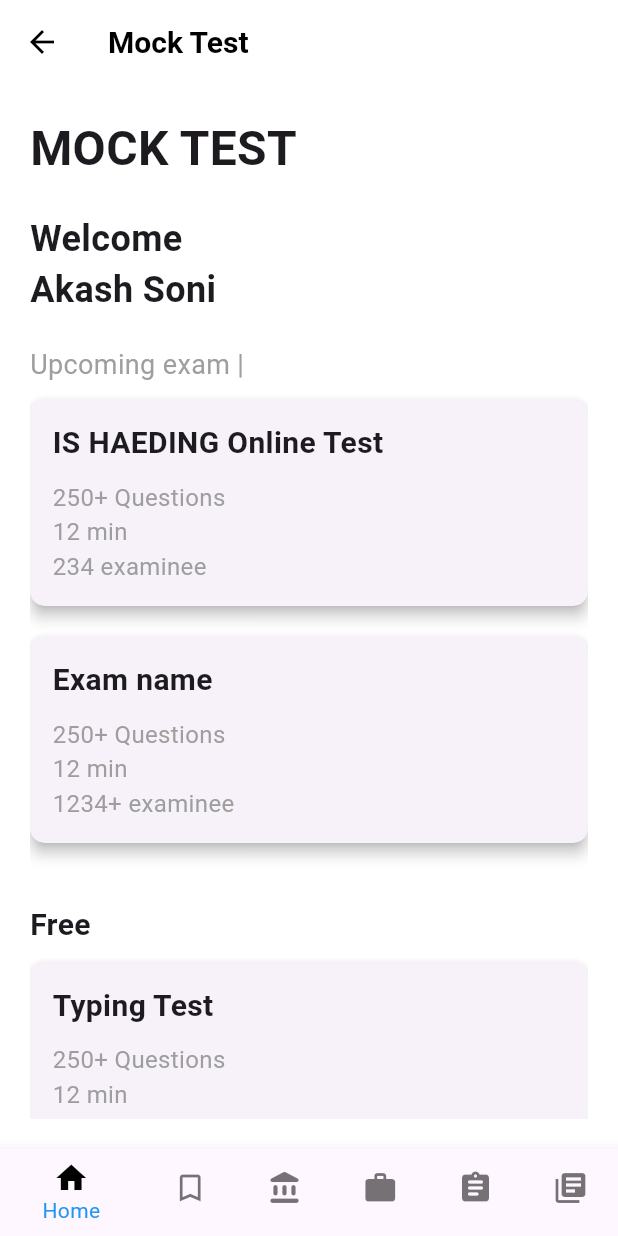
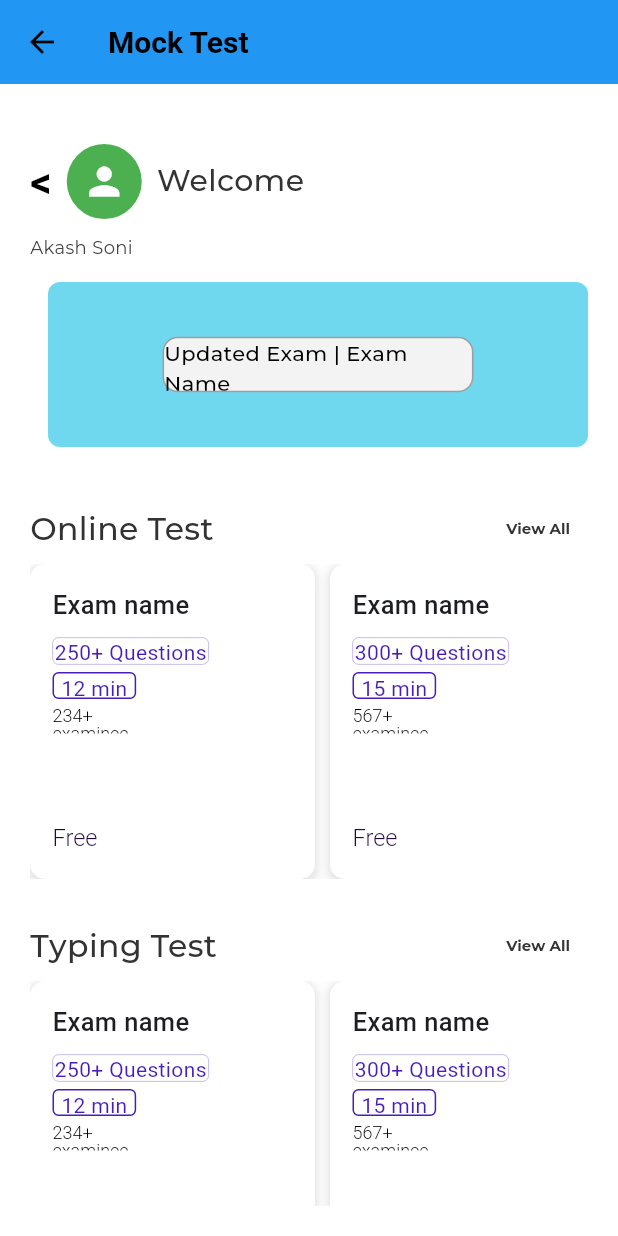
Before and after one commit to mediatechtemple/india-sakari-app, a Flutter app: the MockTestPage screen opened by its route, on a phone screen of 412 x 824 dp. Run offline on Flutter 3.47's test engine with Material 3 defaults, Android fonts, the phone set to English and light mode, and no system bars; our stand-ins replace carousel_slider, firebase_core, firebase_crashlytics, firebase_messaging, get, google_fonts; accounts and stored records are empty; Roboto replaces fonts that are missing (Kanit).

```diff
--- a/lib/main.dart
+++ b/lib/main.dart
@@ -10,7 +10,7 @@ import 'package:indiasarkarinaukri/themes/light_theme.dart';
 import 'package:indiasarkarinaukri/utils/notification_page.dart';
 import 'package:indiasarkarinaukri/viewmodels/theme_viewmodel.dart';
 import 'package:indiasarkarinaukri/views/HomeScreen.dart';
-import 'package:indiasarkarinaukri/views/mocktest.dart';
+import 'package:indiasarkarinaukri/views/library.dart';
 import 'package:firebase_core/firebase_core.dart';
 import 'package:firebase_crashlytics/firebase_crashlytics.dart';
 
--- a/lib/routes/app_routes.dart
+++ b/lib/routes/app_routes.dart
@@ -3,7 +3,7 @@ import 'package:get/get_navigation/src/routes/get_route.dart';
 import '../views/advertise_with_us.dart';
 import '../utils/notification_page.dart';
 import '../views/HomeScreen.dart';
-import '../views/mocktest.dart';
+import '/views/mocktest.dart';
 
 class AppRoutes {
   static const String home = '/';
--- a/lib/viewmodels/TabControllerViewModel.dart
+++ b/lib/viewmodels/TabControllerViewModel.dart
@@ -23,6 +23,8 @@ class TabControllerViewModel extends GetxController {
       Get.offNamed(AppRoutes.mockTest);
 
     }else if (index == 5) {
+      Get.offNamed(AppRoutes.librarypage);
+
 
     }else  {
 
--- a/lib/views/mocktest.dart
+++ b/lib/views/mocktest.dart
@@ -1,142 +1,280 @@
 import 'package:flutter/material.dart';
-
-import 'CustomBottomNavBar.dart';
-
+import 'package:google_fonts/google_fonts.dart';
 
 class MockTestPage extends StatelessWidget {
+  const MockTestPage({super.key});
+
   @override
   Widget build(BuildContext context) {
     return Scaffold(
+      backgroundColor: Colors.white,
       appBar: AppBar(
-        title: Text('Mock Test'),
+        title: const Text('Mock Test'),
+        backgroundColor: Colors.blue,
       ),
       body: Padding(
         padding: const EdgeInsets.all(20.0),
         child: ListView(
           children: [
-            // Main Heading
-            Text(
-              'MOCK TEST',
+            const SizedBox(height: 20),
+
+            Row(
+              children: [
+                const Text(
+                  '<',
                   style: TextStyle(
-                fontSize: 32,
+                    fontSize: 28,
                     fontWeight: FontWeight.bold,
+                    color: Colors.black,
                   ),
                 ),
-            SizedBox(height: 20),
-
-            // Subheading: Welcome Akash Soni
-            Text(
-              'Welcome\nAkash Soni',
-              style: TextStyle(
-                fontSize: 24,
-                fontWeight: FontWeight.bold,
+                const SizedBox(width: 10),
+                Container(
+                  width: 50,
+                  height: 50,
+                  decoration: const BoxDecoration(
+                    shape: BoxShape.circle,
+                    color: Colors.green,
+                  ),
+                  child: const Icon(
+                    Icons.person,
+                    color: Colors.white,
+                    size: 30,
                   ),
                 ),
-            SizedBox(height: 20),
-
-            // Upcoming Exam Heading
+                const SizedBox(width: 10),
                 Text(
-              'Upcoming exam |',
-              style: TextStyle(
-                fontSize: 18,
-                color: Colors.grey,
-              ),
-            ),
-            SizedBox(height: 10),
-
-            // Exam Name & Details
-            buildExamCard(
-              'IS HAEDING Online Test',
-              '250+ Questions',
-              '12 min',
-              '234 examinee',
-            ),
-            buildExamCard(
-              'Exam name',
-              '250+ Questions',
-              '12 min',
-              '1234+ examinee',
-            ),
-            SizedBox(height: 20),
-
-            // Free Section
-            Text(
-              'Free',
-              style: TextStyle(
+                  'Welcome',
+                  style: GoogleFonts.montserrat(
                     fontSize: 20,
-                fontWeight: FontWeight.bold,
-              ),
-            ),
-            SizedBox(height: 10),
-
-            buildExamCard(
-              'Typing Test',
-              '250+ Questions',
-              '12 min',
-              '234+ examinee',
-            ),
-            SizedBox(height: 20),
-
-            // View All Button
-            Center(
-              child: ElevatedButton(
-                onPressed: () {
-                  // Add your action here
-                },
-                child: Text('View all'),
+                    fontWeight: FontWeight.w500,
+                    color: const Color(0xFF333333),
                   ),
                 ),
               ],
             ),
+
+            const SizedBox(height: 10),
+            Text(
+              'Akash Soni',
+              textAlign: TextAlign.left,
+              style: GoogleFonts.montserrat(
+                fontSize: 12,
+                fontWeight: FontWeight.w400,
+                color: const Color(0xFF404040),
               ),
-        bottomNavigationBar: CustomBottomNavBar()
+            ),
+
+            const SizedBox(height: 15),
+
+            // Light Blue Rectangle Box containing "Updated Exam | Exam Name"
+            Container(
+              width: 337,
+              height: 110,
+              margin: const EdgeInsets.only(left: 12),
+              decoration: BoxDecoration(
+                color: const Color(0xFF6FD8EF),
+                borderRadius: BorderRadius.circular(8),
+              ),
+              alignment: Alignment.center,
+              child: Container(
+                width: 207.22,
+                height: 36.86,
+                decoration: BoxDecoration(
+                  color: const Color(0xFFF3F3F4),
+                  borderRadius: BorderRadius.circular(10),
+                  border: Border.all(color: Colors.grey, width: 1),
+                ),
+                alignment: Alignment.center,
+                child: Text(
+                  'Updated Exam | Exam Name',
+                  style: GoogleFonts.montserrat(
+                    fontSize: 14,
+                    fontWeight: FontWeight.w500,
+                    color: Colors.black,
+                  ),
+                ),
+              ),
+            ),
+
+            const SizedBox(height: 30),
+
+            buildSectionHeader(context, 'Online Test'),
+            buildExamRowWithSidebar('Exam name', 'Exam name'),
+
+            const SizedBox(height: 20),
+            buildSectionHeader(context, 'Typing Test'),
+            buildExamRowWithSidebar('Exam name', 'Exam name'),
+
+            const SizedBox(height: 20),
+            buildSectionHeader(context, 'Short Hand'),
+            buildExamRowWithSidebar('Exam name', 'Exam name'),
+
+            const SizedBox(height: 20),
+          ],
+        ),
+      ),
     );
   }
 
-  // Custom Widget to display each exam card
-  Widget buildExamCard(
-      String examName, String questionCount, String time, String examineeCount) {
-    return Card(
-      margin: EdgeInsets.only(bottom: 20),
-      elevation: 4.0,
-      shape: RoundedRectangleBorder(borderRadius: BorderRadius.circular(10)),
-      child: Padding(
-        padding: const EdgeInsets.all(15.0),
+  Widget buildSectionHeader(BuildContext context, String title) {
+    return Row(
+      mainAxisAlignment: MainAxisAlignment.spaceBetween,
+      children: [
+        Text(
+          title,
+          style: GoogleFonts.montserrat(
+            fontSize: 21,
+            fontWeight: FontWeight.w500,
+            color: const Color(0xFF333333),
+          ),
+        ),
+        TextButton(
+          onPressed: () {},
+          child: Text(
+            'View All',
+            style: GoogleFonts.montserrat(
+              fontSize: 10,
+              fontWeight: FontWeight.w700,
+              color: const Color(0xFF333333),
+              height: 1.0,
+              letterSpacing: 0.0,
+            ),
+          ),
+        ),
+      ],
+    );
+  }
+
+  Widget buildExamRowWithSidebar(String exam1, String exam2) {
+    return SingleChildScrollView(
+      scrollDirection: Axis.horizontal,
+      child: Row(
+        children: [
+          buildExamCard(exam1, '250+ Questions', '12 min', '234+ examinee'),
+          const SizedBox(width: 10),
+          buildExamCard(exam2, '300+ Questions', '15 min', '567+ examinee'),
+        ],
+      ),
+    );
+  }
+
+  Widget buildExamCard(String examName, String questionCount, String time, String examineeCount) {
+    return Container(
+      width: 190,
+      height: 210,
+      decoration: BoxDecoration(
+        color: Colors.white,
+        borderRadius: BorderRadius.circular(10),
+        boxShadow: [
+          BoxShadow(
+            color: Colors.black.withOpacity(0.1),
+            blurRadius: 4,
+            spreadRadius: 2,
+            offset: const Offset(0, 2),
+          ),
+        ],
+      ),
+      padding: const EdgeInsets.all(15),
       child: Column(
         crossAxisAlignment: CrossAxisAlignment.start,
         children: [
           Text(
             examName,
-              style: TextStyle(
-                fontSize: 20,
-                fontWeight: FontWeight.bold,
+            style: GoogleFonts.kanit(
+              fontSize: 17,
+              fontWeight: FontWeight.w500,
+              color: const Color(0xFF1D1E23),
             ),
           ),
-            SizedBox(height: 10),
-            Text(
+          const SizedBox(height: 10),
+
+          // Updated "Questions" with Border #471EBA
+          Container(
+            width: 104.17,
+            height: 18,
+            decoration: BoxDecoration(
+              border: Border.all(color: const Color(0xFF471EBA), width: 0.2),
+              borderRadius: BorderRadius.circular(4),
+            ),
+            alignment: Alignment.center,
+            child: Text(
               questionCount,
-              style: TextStyle(
-                fontSize: 16,
-                color: Colors.grey,
+              style: const TextStyle(
+                fontSize: 14,
+                color: Color(0xFF471EBA),
               ),
             ),
-            Text(
+          ),
+
+          const SizedBox(height: 5),
+
+          // Updated "Time" with Border #471EBA
+          Container(
+            width: 55.77,
+            height: 18,
+            decoration: BoxDecoration(
+              border: Border.all(color: const Color(0xFF471EBA), width: 1),
+              borderRadius: BorderRadius.circular(4),
+            ),
+            alignment: Alignment.center,
+            child: Text(
               time,
-              style: TextStyle(
-                fontSize: 16,
-                color: Colors.grey,
+              style: const TextStyle(
+                fontSize: 14,
+                color: Color(0xFF471EBA),
               ),
             ),
-            Text(
+          ),
+
+          const SizedBox(height: 5),
+
+          // Updated "Examinee Count" with Required Format
+          Align(
+            alignment: Alignment.centerLeft,
+            child: Container(
+              width: 79,
+              height: 18,
+              alignment: Alignment.center,
+              child: Text(
                 examineeCount,
-              style: TextStyle(
-                fontSize: 16,
-                color: Colors.grey,
+                style: GoogleFonts.kanit(
+                  fontSize: 12,
+                  fontWeight: FontWeight.w300,
+                  color: Colors.black,
+                  height: 1.0,
+                  letterSpacing: 0.0,
+                ),
+              ),
+            ),
+          ),
+
+          const Spacer(),
+
+          // "free" Text with Corrected Spacing & Alignment
+          Align(
+            alignment: Alignment.bottomLeft,
+            child: SizedBox(
+              width: 30, // Width: 30px
+              height: 24, // Height: 24px
+              child: FittedBox(
+                fit: BoxFit.scaleDown, // Prevents overflow
+                child: Text(
+                  'Free',
+                  textAlign: TextAlign.center,
+                  style: GoogleFonts.kanit(
+                    fontSize: 16, // Font size: 16px
+                    fontWeight: FontWeight.w300, // Weight: 300
+                    color: const Color(0xFF26093D), // Color: #26093D
+                    height: 1.0, // Line height: 100%
+                    letterSpacing: 0.0, // Letter spacing: 0%
+                  ),
+                ),
+              ),
             ),
           ),
         ],
       ),
-      ),
     );
   }
 }
```
Lines whose indentation alone changed are shown as unchanged.
